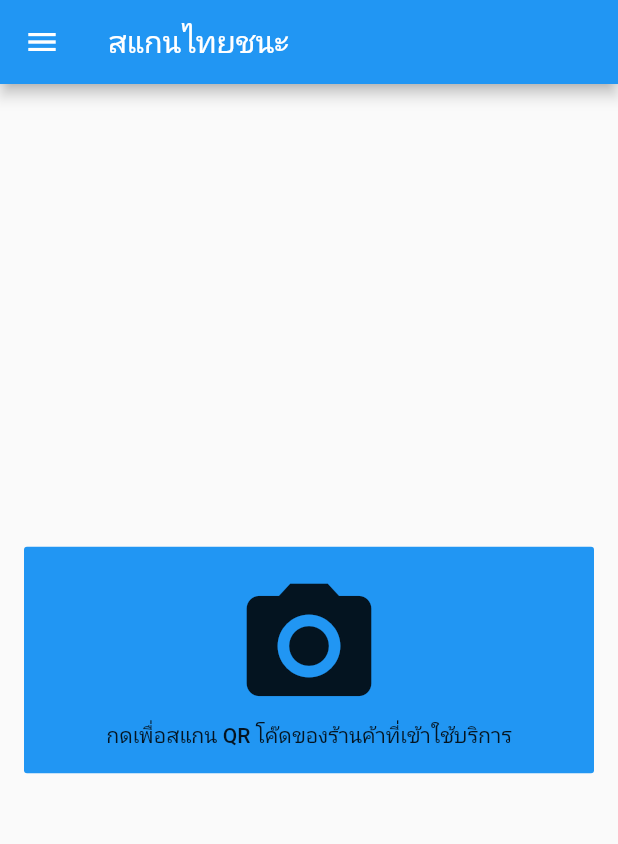
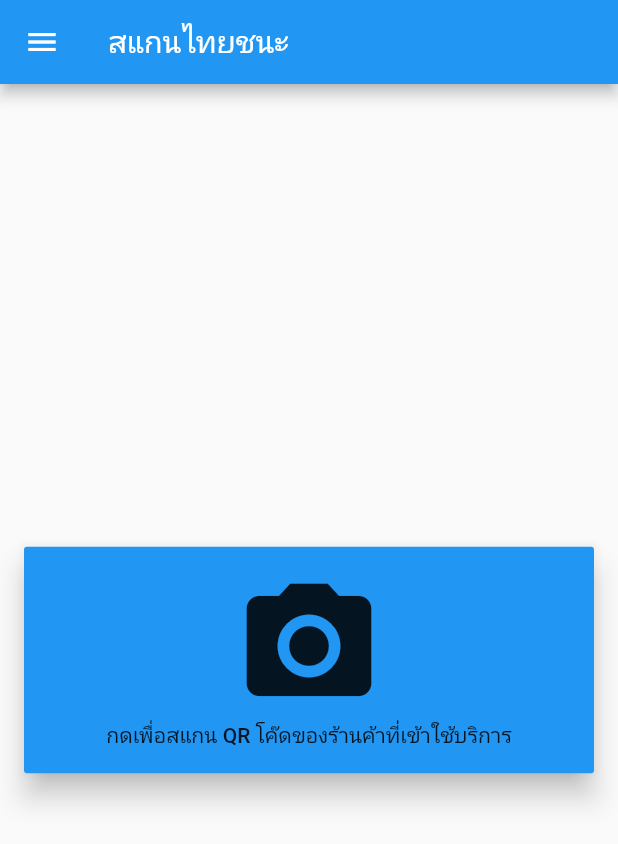
Before and after one commit to chartchuo/thaichana_helper, a Flutter app: the screen it shows after launch, on a phone screen of 412 x 824 dp. Shown: the top 844 px of the screen. Run offline on Flutter 3.47's test engine with Material 2 defaults, Android fonts, the phone set to English and light mode, and no system bars; our stand-ins replace package_info, permission_handler, shared_preferences, webview_flutter; missing offline and left inert: flutter_qr_reader, flutter_webview_plugin.

```diff
--- a/lib/main.dart
+++ b/lib/main.dart
@@ -5,8 +5,8 @@ import 'package:thaichana_helper/model.dart';
 import 'package:package_info/package_info.dart';
 
 import 'scanview.dart';
-import 'webview.dart';
-import 'webview2.dart';
+import 'webview_adv.dart';
+import 'webview_normal.dart';
 
 void main() => runApp(MyApp());
 
@@ -57,6 +57,8 @@ class _HomePageState extends State<HomePage> {
   PackageInfo packageInfo;
   bool webviewAdv = false;
   String webviewRoute = '/webviewNorm';
+  ScrollController drawController;
+
   @override
   Widget build(BuildContext context) {
     return Scaffold(
@@ -66,13 +68,14 @@ class _HomePageState extends State<HomePage> {
       drawer: Drawer(
         child: ListView(
           padding: EdgeInsets.zero,
+          controller: drawController,
           children: [
             DrawerHeader(
               child: Center(
                 child: Image(image: AssetImage('assets/icon/icon.png')),
               ),
               decoration: BoxDecoration(
-                color: Colors.blue,
+                color: Colors.white,
               ),
             ),
             SwitchListTile(
@@ -86,6 +89,7 @@ class _HomePageState extends State<HomePage> {
             ListTile(
               title: Text('เกียวกับสแกนไทยชนะ'),
               onTap: () {
+                Navigator.pop(context);
                 showDialog(context: context, builder: aboutBuilder);
               },
             ),
@@ -97,7 +101,8 @@ class _HomePageState extends State<HomePage> {
           mainAxisAlignment: MainAxisAlignment.spaceEvenly,
           children: <Widget>[
             ListTile(
-              title: FlatButton(
+              title: RaisedButton(
+                elevation: 8,
                 padding: EdgeInsets.all(16),
                 onPressed: () async {
                   Map<PermissionGroup, PermissionStatus> permissions =
--- a/pubspec.yaml
+++ b/pubspec.yaml
@@ -3,7 +3,7 @@ description: Thai chana helper application.
 
 publish_to: 'none'
 
-version: 1.0.10+10
+version: 1.0.10+2011
 
 environment:
   sdk: ">=2.7.0 <3.0.0"
```
Also changed, not shown: lib/webview_adv.dart (renamed from lib/webview.dart), lib/webview_normal.dart (renamed from lib/webview2.dart).
